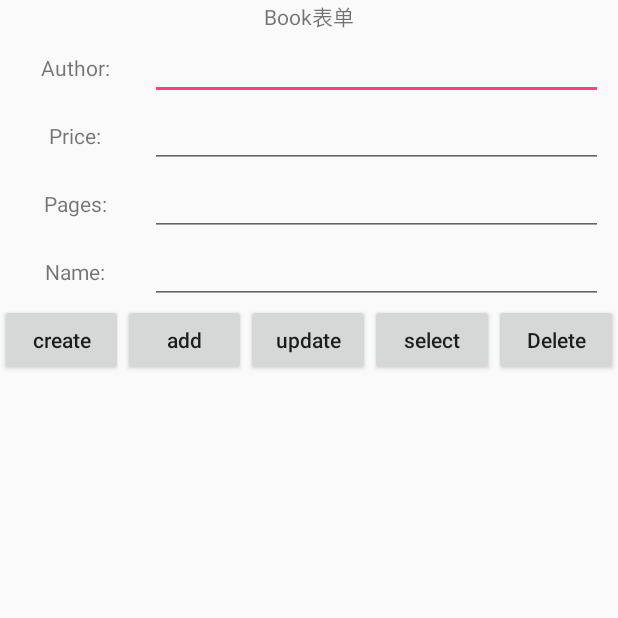
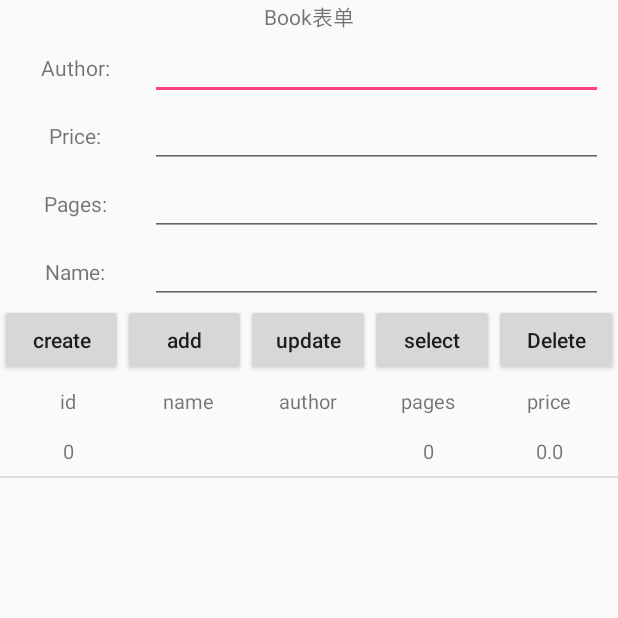
Before and after one commit to WuJinLi/Demo, an Android app: the DataBaseActivity screen opened directly, with no data from a screen before it, after a tap on "select", on a phone screen of 412 x 824 dp, the top half of it. Run offline under Robolectric (Android 15) with nearby library versions, the phone set to English and light mode, and no system bars.

Commit message:
持续化存储——DB(完善正删改查的操作)

```diff
--- a/app/src/main/java/com/wjl/reviewdemo/storage/DataBaseActivity.java
+++ b/app/src/main/java/com/wjl/reviewdemo/storage/DataBaseActivity.java
@@ -1,6 +1,7 @@
 package com.wjl.reviewdemo.storage;
 
 import android.content.ContentValues;
+import android.database.Cursor;
 import android.database.sqlite.SQLiteDatabase;
 import android.os.Bundle;
 import android.support.annotation.Nullable;
@@ -8,10 +9,16 @@ import android.text.TextUtils;
 import android.view.View;
 import android.widget.Button;
 import android.widget.EditText;
+import android.widget.ListView;
 import android.widget.Toast;
 
 import com.wjl.reviewdemo.R;
 import com.wjl.reviewdemo.base.BaseActivity;
+import com.wjl.reviewdemo.storage.adapter.DataAdapter;
+import com.wjl.reviewdemo.storage.model.Book;
+
+import java.util.ArrayList;
+import java.util.List;
 
 /**
  * author: WuJinLi
@@ -31,6 +38,9 @@ public class DataBaseActivity extends BaseActivity implements View.OnClickListen
     String author, name;
     int pages;
     float price;
+    List<Book> list = new ArrayList<>();
+    DataAdapter adapter;
+    ListView lv_data;
 
     @Override
     protected void onCreate(@Nullable Bundle savedInstanceState) {
@@ -47,12 +57,18 @@ public class DataBaseActivity extends BaseActivity implements View.OnClickListen
         et_price = findViewById(R.id.et_price);
         et_pages = findViewById(R.id.et_pages);
         et_name = findViewById(R.id.et_name);
+        lv_data = findViewById(R.id.lv_data);
 
         btn_creat_db.setOnClickListener(this);
         btn_add.setOnClickListener(this);
         btn_update.setOnClickListener(this);
         btn_select.setOnClickListener(this);
         btn_delete.setOnClickListener(this);
+
+        adapter = new DataAdapter(this, list);
+        lv_data.setAdapter(adapter);
+
+
     }
 
     @Override
@@ -68,8 +84,27 @@ public class DataBaseActivity extends BaseActivity implements View.OnClickListen
                 updateData();
                 break;
             case R.id.btn_select:
+                showLoading();
+                new Thread(new Runnable() {
+                    @Override
+                    public void run() {
+                        if (list!=null||list.size()!=0){
+                            list.clear();
+                        }
+                        list = selecteAllData();
+                        runOnUiThread(new Runnable() {
+                            @Override
+                            public void run() {
+                                cancleLoading();
+                                adapter.setList(list);
+                                adapter.notifyDataSetChanged();
+                            }
+                        });
+                    }
+                }).start();
                 break;
             case R.id.btn_delete:
+                deleteData();
                 break;
             default:
                 break;
@@ -139,6 +174,29 @@ public class DataBaseActivity extends BaseActivity implements View.OnClickListen
      * 删除数据
      */
     public void deleteData() {
-        sqLiteDatabase.delete("Book", "name=?", new String[]{"haha"});
+        sqLiteDatabase.delete("Book", "name=?", new String[]{"wuwu"});
+    }
+
+    /**
+     * 查询数据
+     */
+    public List<Book> selecteAllData() {
+        List<Book> list = new ArrayList<>();
+
+        Cursor cursor = sqLiteDatabase.query("Book", null, null, null, null, null, null);
+        if (cursor.moveToFirst()) {
+            do {
+                Book book = new Book();
+                book.setAuthor(cursor.getString(cursor.getColumnIndex("author")));
+                book.setId(cursor.getInt(cursor.getColumnIndex("id")));
+                book.setName(cursor.getString(cursor.getColumnIndex("name")));
+                book.setPages(cursor.getInt(cursor.getColumnIndex("pages")));
+                book.setPrice(cursor.getDouble(cursor.getColumnIndex("price")));
+
+                list.add(book);
+            } while (cursor.moveToNext());
+        }
+        cursor.close();
+        return list;
     }
 }
--- /dev/null
+++ b/app/src/main/java/com/wjl/reviewdemo/storage/adapter/DataAdapter.java
@@ -0,0 +1,86 @@
+package com.wjl.reviewdemo.storage.adapter;
+
+import android.content.Context;
+import android.view.LayoutInflater;
+import android.view.View;
+import android.view.ViewGroup;
+import android.widget.BaseAdapter;
+import android.widget.TextView;
+
+import com.wjl.reviewdemo.R;
+import com.wjl.reviewdemo.storage.model.Book;
+
+import java.util.LinkedHashSet;
+import java.util.List;
+
+/**
+ * author: WuJinLi
+ * time  : 18/3/21
+ * desc  :
+ */
+
+public class DataAdapter extends BaseAdapter {
+    List<Book> list;
+    Context context;
+    LayoutInflater inflater;
+
+    public DataAdapter(Context context, List<Book> list) {
+        this.list = list;
+        this.context = context;
+        inflater = (LayoutInflater) context.getSystemService(Context.LAYOUT_INFLATER_SERVICE);
+    }
+
+    public void setList(List<Book> list) {
+        this.list = list;
+    }
+
+    @Override
+    public int getCount() {
+        return list.size();
+    }
+
+    @Override
+    public Object getItem(int i) {
+        return list.get(i);
+    }
+
+    @Override
+    public long getItemId(int i) {
+        return i;
+    }
+
+    @Override
+    public View getView(int i, View view, ViewGroup viewGroup) {
+        ViewHolder holder;
+        if (view == null) {
+            view = inflater.inflate(R.layout.item_data_listview, viewGroup, false);
+            holder = new ViewHolder(view);
+            view.setTag(holder);
+        } else {
+            holder = (ViewHolder) view.getTag();
+        }
+
+        Book book = list.get(i);
+
+        holder.tv_id.setText(book.getId() + "");
+        holder.tv_name.setText(book.getName());
+        holder.tv_author.setText(book.getAuthor());
+        holder.tv_pages.setText(book.getPages() + "");
+        holder.tv_price.setText(book.getPrice() + "");
+
+        return view;
+    }
+
+
+    class ViewHolder {
+        TextView tv_id, tv_name, tv_author, tv_pages, tv_price;
+
+        public ViewHolder(View view) {
+            tv_id = view.findViewById(R.id.tv_id);
+            tv_name = view.findViewById(R.id.tv_name);
+            tv_author = view.findViewById(R.id.tv_author);
+            tv_pages = view.findViewById(R.id.tv_pages);
+            tv_price = view.findViewById(R.id.tv_price);
+        }
+    }
+}
--- /dev/null
+++ b/app/src/main/java/com/wjl/reviewdemo/storage/model/Book.java
@@ -0,0 +1,55 @@
+package com.wjl.reviewdemo.storage.model;
+
+/**
+ * author: WuJinLi
+ * time  : 18/3/21
+ * desc  :
+ */
+
+public class Book {
+    public int id;
+    public String name;
+    public int pages;
+    public Double price;
+    public String author;
+
+    public String getAuthor() {
+        return author;
+    }
+
+    public void setAuthor(String author) {
+        this.author = author;
+    }
+
+    public int getId() {
+        return id;
+    }
+
+    public void setId(int id) {
+        this.id = id;
+    }
+
+    public String getName() {
+        return name;
+    }
+
+    public void setName(String name) {
+        this.name = name;
+    }
+
+    public int getPages() {
+        return pages;
+    }
+
+    public void setPages(int pages) {
+        this.pages = pages;
+    }
+
+    public Double getPrice() {
+        return price;
+    }
+
+    public void setPrice(Double price) {
+        this.price = price;
+    }
+}
--- a/app/src/main/res/layout/ac_db.xml
+++ b/app/src/main/res/layout/ac_db.xml
@@ -50,12 +50,12 @@
                 android:text="Price:" />
 
             <EditText
-                android:inputType="numberDecimal"
                 android:id="@+id/et_price"
                 android:layout_width="0dp"
                 android:layout_height="wrap_content"
                 android:layout_marginRight="10dp"
-                android:layout_weight="3" />
+                android:layout_weight="3"
+                android:inputType="numberDecimal" />
         </LinearLayout>
 
 
@@ -74,10 +74,10 @@
             <EditText
                 android:id="@+id/et_pages"
                 android:layout_width="0dp"
-                android:inputType="number"
                 android:layout_height="wrap_content"
                 android:layout_marginRight="10dp"
-                android:layout_weight="3" />
+                android:layout_weight="3"
+                android:inputType="number" />
         </LinearLayout>
 
 
@@ -149,4 +149,29 @@
             android:text="Delete"
             android:textAllCaps="false" />
     </LinearLayout>
+
+    <LinearLayout
+        android:layout_width="match_parent"
+        android:layout_height="0dp"
+        android:layout_weight="1"
+        android:orientation="vertical">
+
+        <include layout="@layout/item_data_listview" />
+
+        <!--<ScrollView-->
+        <!--android:layout_width="match_parent"-->
+        <!--android:layout_height="match_parent">-->
+
+        <!--<LinearLayout-->
+        <!--android:layout_width="match_parent"-->
+        <!--android:layout_height="match_parent"-->
+        <!--android:orientation="vertical"-->
+        <!--&gt;-->
+        <ListView
+            android:id="@+id/lv_data"
+            android:layout_width="match_parent"
+            android:layout_height="match_parent" />
+        <!--</LinearLayout>-->
+        <!--</ScrollView>-->
+    </LinearLayout>
 </LinearLayout>
--- /dev/null
+++ b/app/src/main/res/layout/item_data_listview.xml
@@ -0,0 +1,57 @@
+<?xml version="1.0" encoding="utf-8"?>
+<LinearLayout xmlns:android="http://schemas.android.com/apk/res/android"
+    android:layout_width="match_parent"
+    android:layout_height="wrap_content"
+    android:orientation="horizontal"
+    android:padding="5dp">
+
+    <TextView
+        android:id="@+id/tv_id"
+        android:layout_width="0dp"
+        android:layout_height="wrap_content"
+        android:layout_weight="1"
+        android:gravity="center"
+        android:padding="2dp"
+        android:text="id"
+        android:textSize="13sp" />
+
+    <TextView
+        android:id="@+id/tv_name"
+        android:layout_width="0dp"
+        android:layout_height="wrap_content"
+        android:layout_weight="1"
+        android:gravity="center"
+        android:padding="2dp"
+        android:text="name"
+        android:textSize="13sp" />
+
+    <TextView
+        android:id="@+id/tv_author"
+        android:layout_width="0dp"
+        android:layout_height="wrap_content"
+        android:layout_weight="1"
+        android:gravity="center"
+        android:padding="2dp"
+        android:text="author"
+        android:textSize="13sp" />
+
+    <TextView
+        android:padding="2dp"
+        android:id="@+id/tv_pages"
+        android:layout_width="0dp"
+        android:layout_height="wrap_content"
+        android:layout_weight="1"
+        android:gravity="center"
+        android:text="pages"
+        android:textSize="13sp" />
+
+    <TextView
+        android:id="@+id/tv_price"
+        android:layout_width="0dp"
+        android:layout_height="wrap_content"
+        android:layout_weight="1"
+        android:gravity="center"
+        android:padding="2dp"
+        android:text="price"
+        android:textSize="13sp" />
+</LinearLayout>
```
